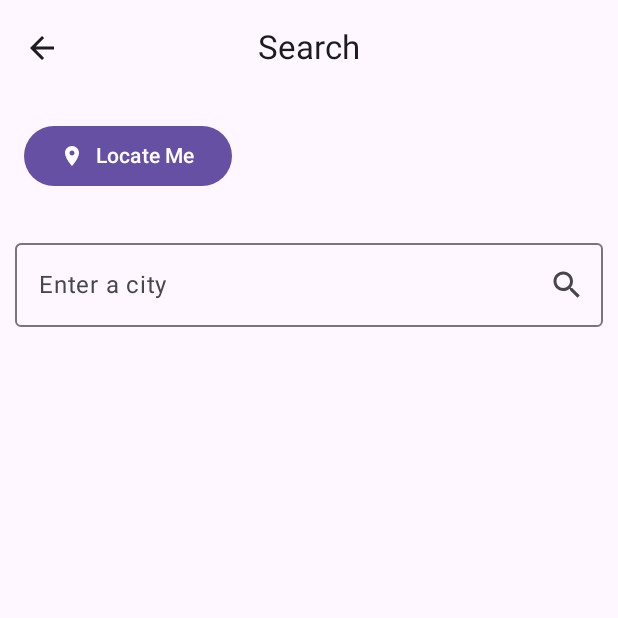
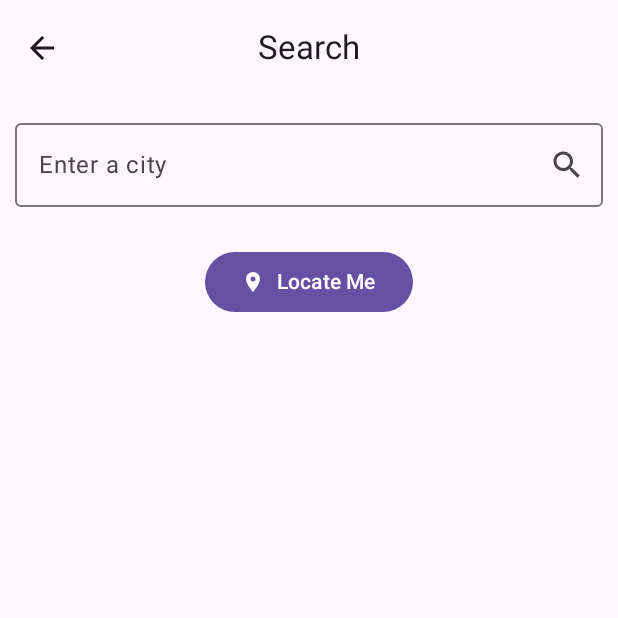
Before and after one commit to ApexPlayground/WeatherAssist, an Android app built with Jetpack Compose: the composable SearchScreen shown on its own in the app's theme, on a phone screen of 412 x 824 dp, the top half of it. Run offline under Robolectric (Android 15) with nearby library versions, the phone set to English and light mode, and no system bars; our stand-ins replace Dagger/Hilt's generated code.

Commit message:
Updated search screen to center locateMe button

```diff
--- a/app/src/main/java/com/example/weatherassist/screens/SearchScreen.kt
+++ b/app/src/main/java/com/example/weatherassist/screens/SearchScreen.kt
@@ -43,6 +43,9 @@ import androidx.navigation.NavController
 import com.example.weatherassist.MainActivity
 import com.example.weatherassist.components.WeatherAppBar
 import android.provider.Settings
+import androidx.compose.foundation.layout.Arrangement
+import androidx.compose.foundation.layout.fillMaxHeight
+import androidx.compose.ui.Alignment
 import androidx.core.content.ContextCompat
 import com.google.android.gms.location.LocationCallback
 import com.google.android.gms.location.LocationRequest
@@ -173,8 +176,7 @@ fun SearchScreen(
             isMainScreen = false,
         )
 
-        // Button to locate the user
-        LocateMeButton(locationPermissionLauncher)
+
 
         // SearchField is a custom component for the search field
         SearchField(
@@ -191,6 +193,9 @@ fun SearchScreen(
                 }
             }
         )
+
+        // Button to locate the user
+        LocateMeButton(locationPermissionLauncher)
     }
 }
 
@@ -254,6 +259,12 @@ fun SearchField(
 
 @Composable
 fun LocateMeButton(locationPermissionLauncher: ActivityResultLauncher<String>) {
+    Column(
+        modifier = Modifier
+            .fillMaxWidth(),
+        horizontalAlignment = Alignment.CenterHorizontally,
+        verticalArrangement = Arrangement.Center
+    ) {
         Button(
             onClick = {
                 // Call the requestLocation function when the button is clicked
@@ -273,6 +284,8 @@ fun LocateMeButton(locationPermissionLauncher: ActivityResultLauncher<String>) {
             Text(text = "Locate Me")
         }
     }
+}
+
 
 fun Activity.openAppSettings() {
     Intent(
```
Lines whose indentation alone changed are shown as unchanged.
